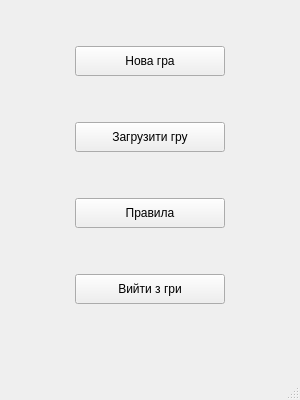
Old version of the form Lab5/windows/mainwindow.ui in the repository x-FIREFOUR-x/AlgoLab5.
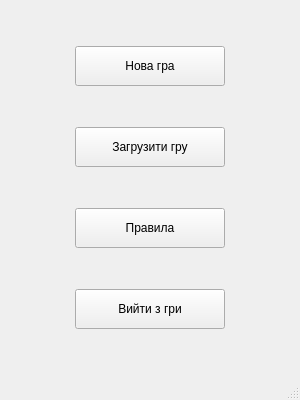
New version of the form.

The edit to the form file:
```diff
--- a/Lab5/windows/mainwindow.ui
+++ b/Lab5/windows/mainwindow.ui
@@ -23,7 +23,7 @@
       <x>75</x>
       <y>46</y>
       <width>150</width>
-      <height>30</height>
+      <height>40</height>
      </rect>
     </property>
     <property name="text">
@@ -34,9 +34,9 @@
     <property name="geometry">
      <rect>
       <x>75</x>
-      <y>274</y>
+      <y>289</y>
       <width>150</width>
-      <height>30</height>
+      <height>40</height>
      </rect>
     </property>
     <property name="text">
@@ -47,9 +47,9 @@
     <property name="geometry">
      <rect>
       <x>75</x>
-      <y>122</y>
+      <y>127</y>
       <width>150</width>
-      <height>30</height>
+      <height>40</height>
      </rect>
     </property>
     <property name="text">
@@ -60,9 +60,9 @@
     <property name="geometry">
      <rect>
       <x>75</x>
-      <y>198</y>
+      <y>208</y>
       <width>150</width>
-      <height>30</height>
+      <height>40</height>
      </rect>
     </property>
     <property name="text">
```
